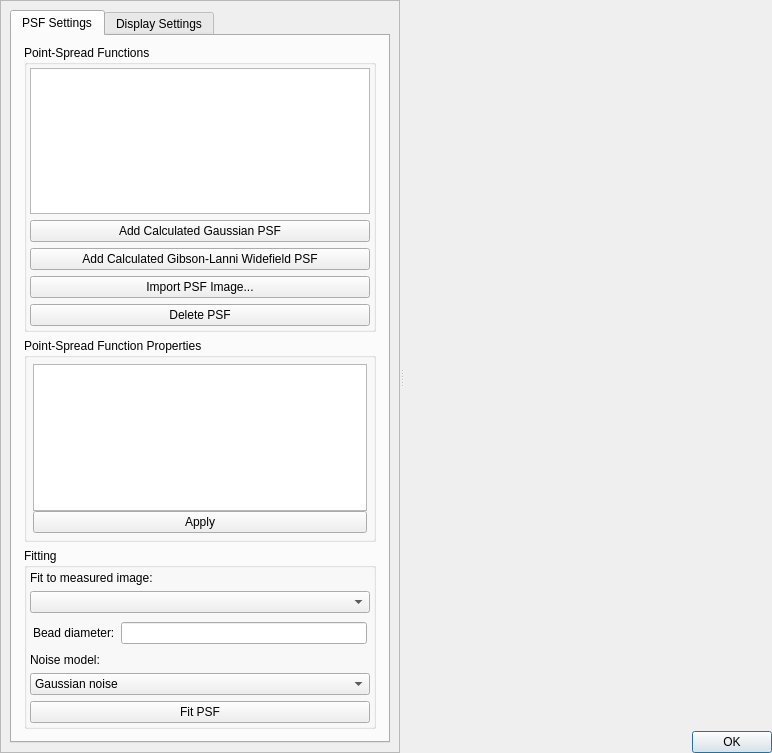
Above: apps/MicroscopeSimulator/PSFEditorDialog.ui from CISMM/MicroscopeSimulator2 before the change. Below: the same form after it.
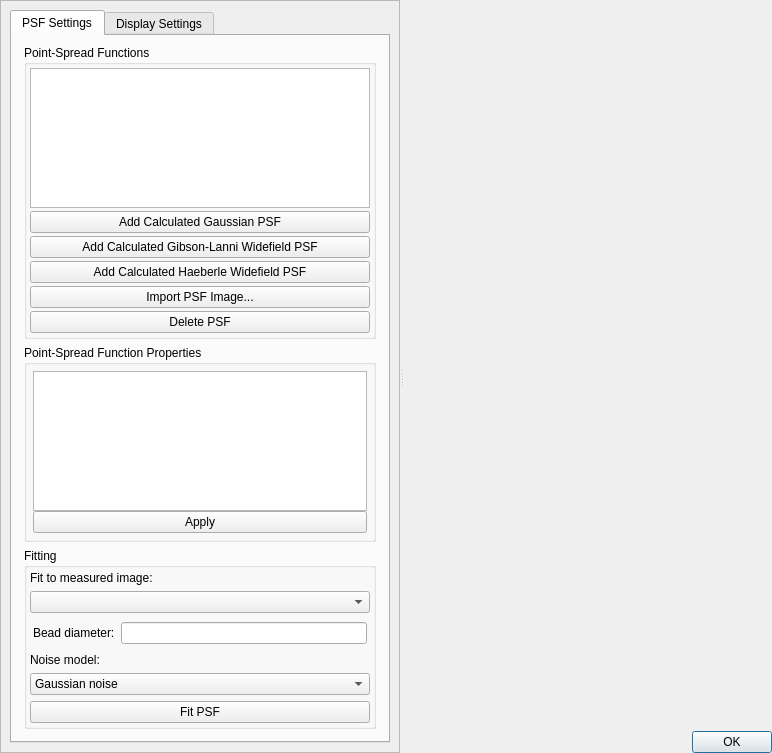
That is the form after the change. Custom widgets are drawn as their Qt base class.

Commit message: Added controls to add Haeberle PSF to the simulator.

Diff of the .ui file:
```diff
--- a/apps/MicroscopeSimulator/PSFEditorDialog.ui
+++ b/apps/MicroscopeSimulator/PSFEditorDialog.ui
@@ -94,6 +94,9 @@
                   <string>Point-Spread Functions</string>
                  </property>
                  <layout class="QVBoxLayout" name="verticalLayout_3">
+                  <property name="spacing">
+                   <number>3</number>
+                  </property>
                   <property name="margin">
                    <number>3</number>
                   </property>
@@ -114,6 +117,13 @@
                     </property>
                    </widget>
                   </item>
+                  <item>
+                   <widget class="QPushButton" name="gui_AddCalculatedHaeberleWidefieldPSFButton">
+                    <property name="text">
+                     <string>Add Calculated Haeberle Widefield PSF</string>
+                    </property>
+                   </widget>
+                  </item>
                   <item>
                    <widget class="QPushButton" name="gui_ImportPSFButton">
                     <property name="text">
```
The commit also changes 1 other file.
